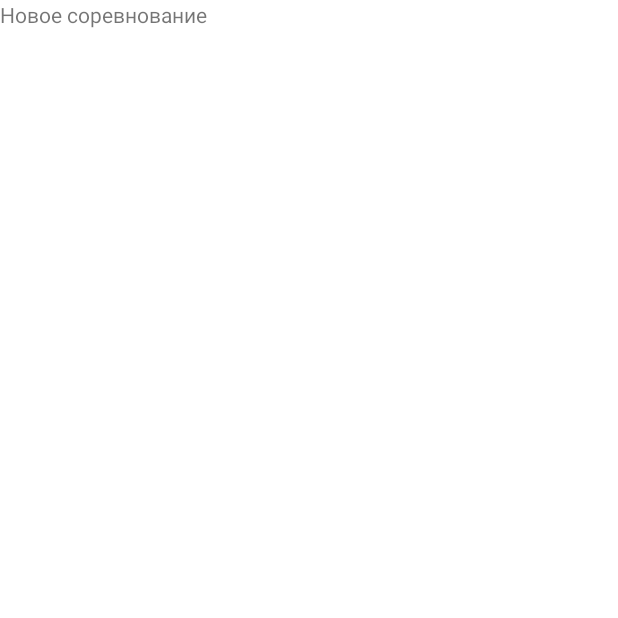
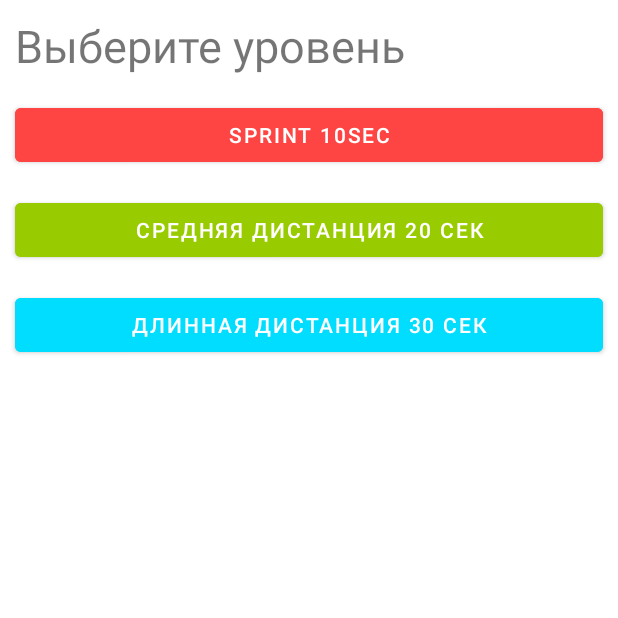
Before and after one commit to Serg8787/ClickerRxJava, an Android app: the CompetionFragment screen opened through its navigation route, on a phone screen of 412 x 824 dp, the top half of it. Before the commit the part shown is almost empty. Run offline under Robolectric (Android 15) with nearby library versions, the phone set to English and light mode, and no system bars.

Commit message:
add bts distance

```diff
--- a/app/src/main/java/com/example/clicker/CompetionFragment.kt
+++ b/app/src/main/java/com/example/clicker/NewCompetionFragment.kt
@@ -34,7 +34,7 @@ class CompetionFragment : Fragment() {
         savedInstanceState: Bundle?
     ): View? {
         // Inflate the layout for this fragment
-        return inflater.inflate(R.layout.fragment_competion, container, false)
+        return inflater.inflate(R.layout.fragment_new_competion, container, false)
     }
 
     companion object {
--- a/app/src/main/res/layout/fragment_competion.xml
+++ /dev/null
@@ -1,15 +0,0 @@
-<?xml version="1.0" encoding="utf-8"?>
-<FrameLayout xmlns:android="http://schemas.android.com/apk/res/android"
-    xmlns:tools="http://schemas.android.com/tools"
-    android:layout_width="match_parent"
-    android:layout_height="match_parent"
-
-    tools:context=".CompetionFragment">
-
-    <!-- TODO: Update blank fragment layout -->
-    <TextView
-        android:layout_width="match_parent"
-        android:layout_height="match_parent"
-        android:text="Новое соревнование" />
-
-</FrameLayout>
--- /dev/null
+++ b/app/src/main/res/layout/fragment_new_competion.xml
@@ -0,0 +1,59 @@
+<?xml version="1.0" encoding="utf-8"?>
+<androidx.constraintlayout.widget.ConstraintLayout xmlns:android="http://schemas.android.com/apk/res/android"
+    xmlns:tools="http://schemas.android.com/tools"
+    android:layout_width="match_parent"
+    android:layout_height="match_parent"
+    xmlns:app="http://schemas.android.com/apk/res-auto"
+    tools:context=".CompetionFragment">
+
+    <TextView
+        android:id="@+id/tvLevel"
+        android:layout_width="0dp"
+        android:layout_height="wrap_content"
+        android:layout_margin="10dp"
+        android:layout_marginTop="8dp"
+        android:text="Выберите уровень"
+        android:textSize="30sp"
+        app:layout_constraintEnd_toEndOf="parent"
+        app:layout_constraintHorizontal_bias="0.0"
+        app:layout_constraintStart_toStartOf="parent"
+        app:layout_constraintTop_toTopOf="parent" />
+
+    <Button
+        android:id="@+id/btSprint1Distance10sec"
+        android:layout_width="0dp"
+        android:layout_height="wrap_content"
+        android:layout_marginTop="15dp"
+        android:gravity="center"
+        android:padding="4dp"
+        android:text="Sprint 10sec"
+        android:backgroundTint="@android:color/holo_red_light"
+        app:layout_constraintEnd_toEndOf="@+id/tvLevel"
+        app:layout_constraintStart_toStartOf="@+id/tvLevel"
+        app:layout_constraintTop_toBottomOf="@+id/tvLevel" />
+
+    <Button
+        android:id="@+id/btMiddleDistance20sec"
+        android:layout_width="0dp"
+        android:layout_height="wrap_content"
+        android:text="Средняя дистанция 20 сек"
+        android:padding="4dp"
+        android:layout_marginTop="15dp"
+        android:backgroundTint="@android:color/holo_green_light"
+        app:layout_constraintEnd_toEndOf="@+id/btSprint1Distance10sec"
+        app:layout_constraintStart_toStartOf="@+id/btSprint1Distance10sec"
+        app:layout_constraintTop_toBottomOf="@+id/btSprint1Distance10sec" />
+
+    <Button
+        android:id="@+id/btLongDistanse30sec"
+        android:layout_width="0dp"
+        android:layout_height="wrap_content"
+        android:text="Длинная дистанция 30 сек"
+        android:padding="4dp"
+        android:layout_marginTop="15dp"
+        android:backgroundTint="@android:color/holo_blue_bright"
+        app:layout_constraintEnd_toEndOf="@+id/btMiddleDistance20sec"
+        app:layout_constraintStart_toStartOf="@+id/btMiddleDistance20sec"
+        app:layout_constraintTop_toBottomOf="@+id/btMiddleDistance20sec" />
+
+</androidx.constraintlayout.widget.ConstraintLayout>
--- a/app/src/main/res/navigation/my_graph.xml
+++ b/app/src/main/res/navigation/my_graph.xml
@@ -32,7 +32,7 @@
         android:id="@+id/competionFragment"
         android:name="com.example.clicker.CompetionFragment"
         android:label="fragment_competion"
-        tools:layout="@layout/fragment_competion" >
+        tools:layout="@layout/fragment_new_competion" >
         <action
             android:id="@+id/action_competionFragment_to_mainFragment"
             app:destination="@id/mainFragment" />
```
